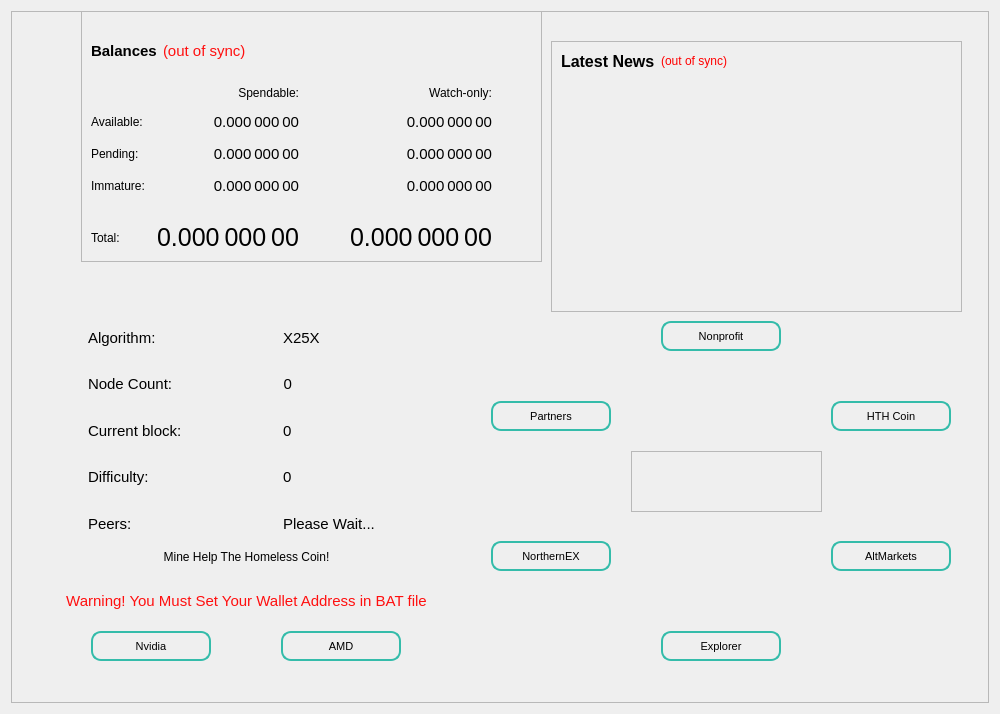
HTHcoin/helpthehomelesscoin, file src/qt/forms/overviewpage.ui: the form before one commit.
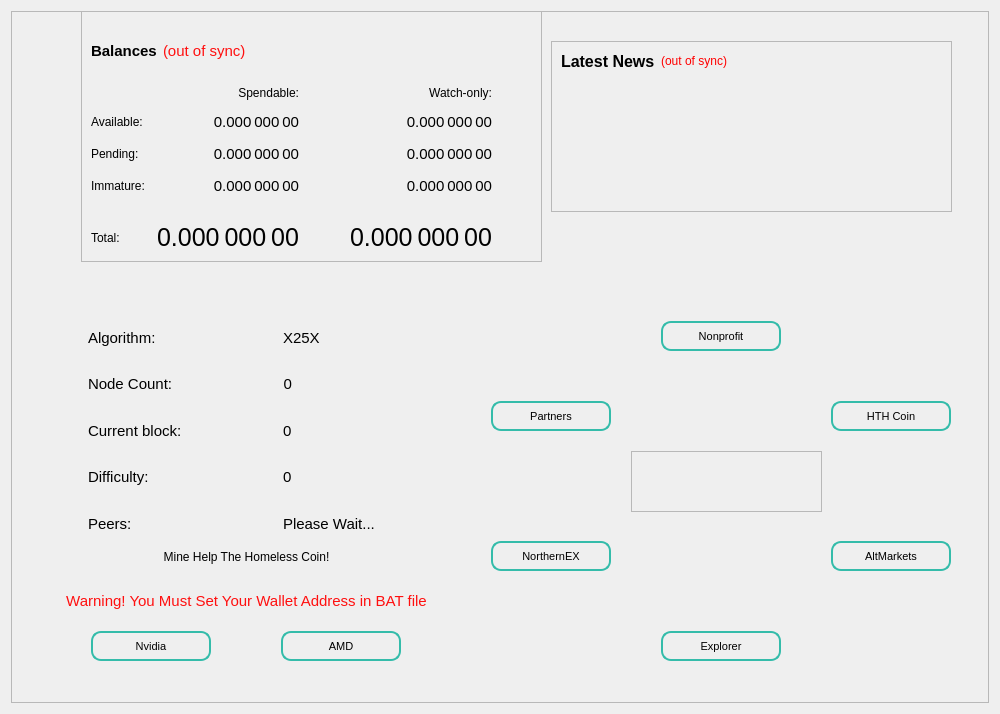
The form after the commit.

```diff
--- a/src/qt/forms/overviewpage.ui
+++ b/src/qt/forms/overviewpage.ui
@@ -1072,8 +1072,8 @@
        <rect>
         <x>540</x>
         <y>30</y>
-        <width>411</width>
-        <height>271</height>
+        <width>401</width>
+        <height>171</height>
        </rect>
       </property>
       <property name="minimumSize">
```
